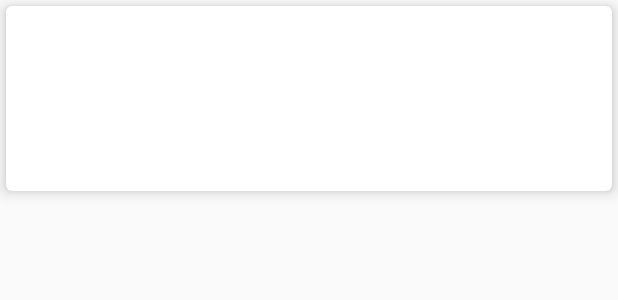
After one commit to jefrisingh/Recyclerview-with-Firebase-Realtime-Database, an Android app: the layout recycler_view_item.xml on its own in the app's theme, with its tools: preview values and no code run, on a phone screen of 412 x 824 dp. The commit adds this screen. Shown: the top 300 px of the screen. Run offline under Robolectric (Android 15) with nearby library versions, the phone set to English and light mode, and no system bars.

Commit message:
initial commit

```diff
--- a/app/build.gradle
+++ b/app/build.gradle
@@ -26,4 +26,10 @@ dependencies {
     })
     compile 'com.android.support:appcompat-v7:25.0.0'
     testCompile 'junit:junit:4.12'
+
+    compile 'com.google.firebase:firebase-database:9.8.0'
+    compile 'com.android.support:cardview-v7:25.0.0'
+    compile 'com.android.support:recyclerview-v7:25.0.0'
 }
+// Add to the bottom of the file
+apply plugin: 'com.google.gms.google-services'
--- /dev/null
+++ b/app/src/main/res/layout/recycler_view_item.xml
@@ -0,0 +1,20 @@
+<?xml version="1.0" encoding="utf-8"?>
+<android.support.v7.widget.CardView xmlns:android="http://schemas.android.com/apk/res/android"
+    xmlns:card_view="http://schemas.android.com/apk/res-auto"
+    android:layout_width="match_parent"
+    android:layout_height="wrap_content"
+    android:foreground="?android:attr/selectableItemBackground"
+    android:id="@+id/recycler_item"
+    android:clickable="true"
+    android:layout_margin="4dp"
+    card_view:contentPadding="8dp"
+    card_view:cardElevation="6dp"
+    card_view:cardCornerRadius="4dp">
+    <TextView
+        android:gravity="center"
+        android:id="@+id/list_item_text"
+        android:layout_width="match_parent"
+        android:layout_height="wrap_content"
+        android:textAppearance="@style/Base.TextAppearance.AppCompat.Large"
+        android:minLines="4"/>
+</android.support.v7.widget.CardView>
--- a/build.gradle
+++ b/build.gradle
@@ -8,7 +8,8 @@ buildscript {
         classpath 'com.android.tools.build:gradle:2.2.2'
 
         // NOTE: Do not place your application dependencies here; they belong
-        // in the individual module build.gradle files
+        // in the individual module build.gradle files// Add this line
+        classpath 'com.google.gms:google-services:3.0.0'
     }
 }
 
```
Also changed, not shown: app/src/main/java/sundar/ellalan/recyclerview_with_firebase_realtime_database/MainActivity.java (+61 -1 lines), app/src/main/java/sundar/ellalan/recyclerview_with_firebase_realtime_database/RecyclerViewAdapter.java (added, +44 -0 lines), app/src/main/res/layout/activity_main.xml (+3 -12 lines), 1 other file.
